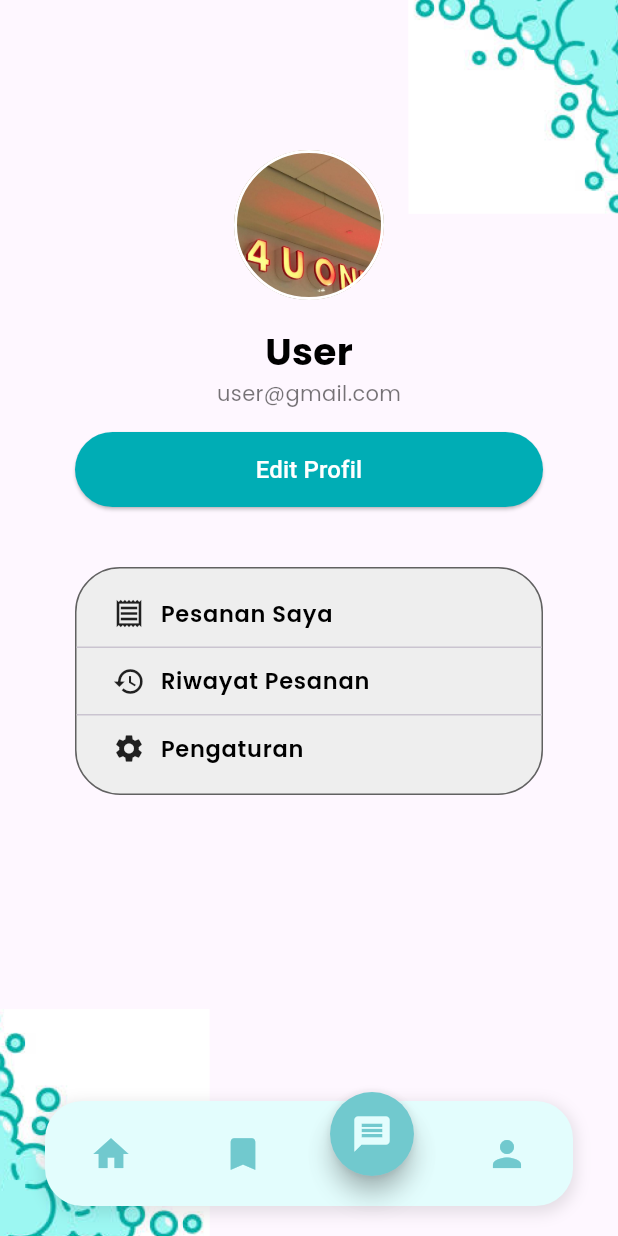
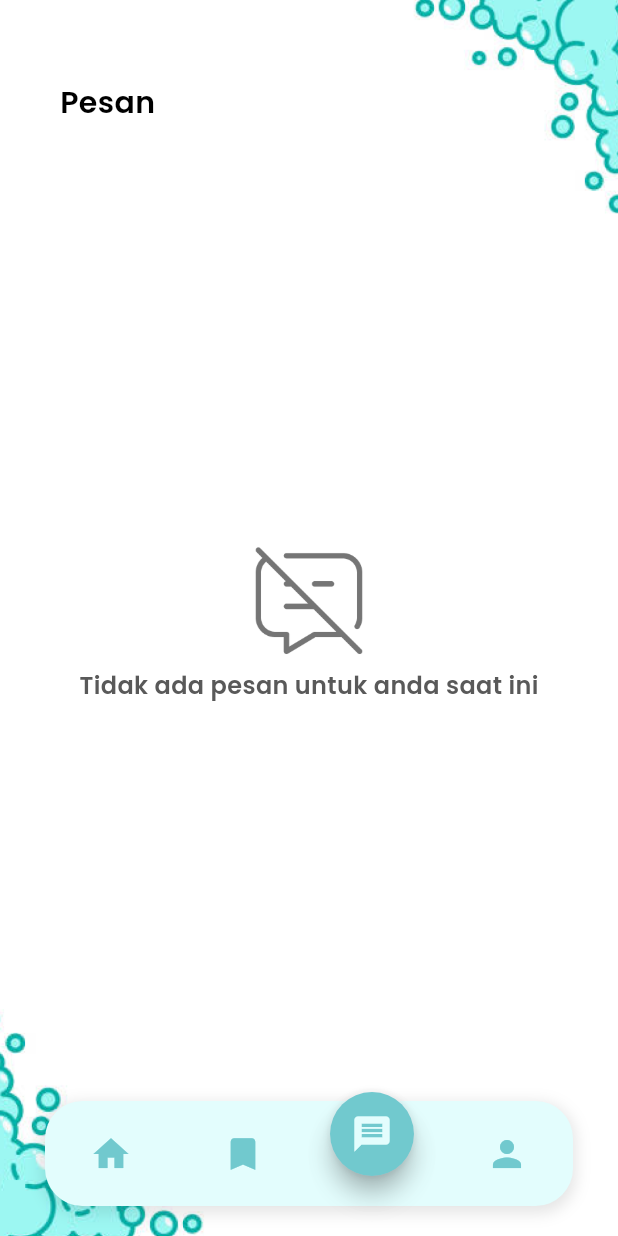
Before and after one commit to ItsREALKane/laundryku, a Flutter app: the BottomNavBarPage screen opened by its route, item 3 of the bottom bar chosen, on a phone screen of 412 x 824 dp. Run offline on Flutter 3.47's test engine with Material 3 defaults, Android fonts, the phone set to English and light mode, and no system bars; our stand-ins replace carousel_slider, get, google_fonts, smooth_page_indicator; network calls fail.

Commit message:
Feat:[WF] pesan-binding-controller

```diff
--- a/lib/home/bindings/home_binding.dart
+++ b/lib/home/bindings/home_binding.dart
@@ -1,10 +1,11 @@
 import 'package:get/get.dart';
-import 'package:laundryku/login/controller/login_controller.dart';
+import 'package:laundryku/home/controller/home_controller.dart';
+
 
 class HomeBinding extends Bindings {
   @override
   void dependencies() {
     // deklarasi controller login here
-    Get.put(LoginController());
+    Get.put(HomeController());
   }
 }
--- a/lib/navbar/bottom_nav_bar_page.dart
+++ b/lib/navbar/bottom_nav_bar_page.dart
@@ -3,6 +3,7 @@ import 'package:get/get.dart';
 import 'package:laundryku/favorite/pages/Favorite_page.dart';
 import 'package:laundryku/home/pages/home_page.dart';
 import 'package:laundryku/navbar/bottom_nav_controller.dart';
+import 'package:laundryku/pesan/pages/pesan_page.dart';
 import 'package:laundryku/profile/pages/profile_page.dart';
 
 class BottomNavBarPage extends StatefulWidget {
@@ -18,6 +19,7 @@ class _NavbarPageState extends State<BottomNavBarPage> {
   final List<Widget> _menus = [
     HomePage(),
     FavoritePage(),
+    PesanPage(),
     ProfilePage(),
   ];
 
--- /dev/null
+++ b/lib/pesan/bindings/pesan_binding.dart
@@ -0,0 +1,10 @@
+import 'package:get/get.dart';
+import 'package:laundryku/pesan/controllers/pesan_controller.dart';
+
+class PesanBinding extends Bindings {
+  @override
+  void dependencies() {
+    // deklarasi controller  here
+    Get.put(PesanController());
+  }
+}
--- /dev/null
+++ b/lib/pesan/controllers/pesan_controller.dart
@@ -0,0 +1,6 @@
+import 'package:get/get.dart';
+
+class PesanController extends GetxController {
+
+
+}
--- /dev/null
+++ b/lib/pesan/pages/pesan_page.dart
@@ -0,0 +1,63 @@
+import 'package:flutter/material.dart';
+import 'package:laundryku/widget/my_text.dart';
+
+class PesanPage extends StatelessWidget {
+  @override
+  Widget build(BuildContext context) {
+    return Scaffold(
+      backgroundColor: Colors.white,
+      body: Stack(
+        children: [
+          Positioned(
+            bottom: 0,
+            left: 0,
+            child: Image.asset(
+              'assets/image/busa.png',
+              width: 140,
+            ),
+          ),
+          Positioned(
+            top: 0,
+            right: 0,
+            child: Image.asset(
+              'assets/image/busa2.png',
+              width: 140,
+            ),
+          ),
+          Padding(
+            padding: const EdgeInsets.symmetric(horizontal: 40, vertical: 24),
+            child: Column(
+              crossAxisAlignment: CrossAxisAlignment.start,
+              children: [
+                SizedBox(height: 30),
+                MyText(
+                  text: "Pesan",
+                  fontSize: 20,
+                  fontWeight: FontWeight.w600,
+                  color: Color(0xFF000000),
+                ),
+              ],
+            ),
+          ),
+          Center(
+            child: Column(
+              mainAxisAlignment: MainAxisAlignment.center,
+              children: [
+                Image.asset(
+                  'assets/image/tidakadapesan.png',
+                  width: 90,
+                ),
+                MyText(
+                  text: "Tidak ada pesan untuk anda saat ini",
+                  fontSize: 16,
+                  fontWeight: FontWeight.w600,
+                  color: Color(0xFF595959),
+                ),
+              ],
+            ),
+          ),
+        ],
+      ),
+    );
+  }
+}
--- a/lib/route/myapproute.dart
+++ b/lib/route/myapproute.dart
@@ -7,6 +7,8 @@ import 'package:laundryku/login/bindings/login_binding.dart';
 import 'package:laundryku/login/pages/login_page.dart';
 import 'package:laundryku/navbar/bottom_nav_bar_page.dart';
 import 'package:laundryku/navbar/navbar_binding.dart';
+import 'package:laundryku/pesan/bindings/pesan_binding.dart';
+import 'package:laundryku/pesan/pages/pesan_page.dart';
 import 'package:laundryku/profile/bindings/profile_binding.dart';
 import 'package:laundryku/profile/pages/edit_page.dart';
 import 'package:laundryku/profile/pages/profile_page.dart';
@@ -22,6 +24,7 @@ class MyappRoute {
   static const navbar = '/navbar';
   static const homePage = '/home';
   static const favoritePage = '/favorite';
+  static const pesanPage = '/pesan';
   static const profilePage = '/profile';
   static const settingProfilePage = '/settingProfile';
   static const editProfilePage = '/editProfile';
@@ -59,6 +62,12 @@ class MyappRoute {
         transition: Transition.fade,
         transitionDuration: Duration(milliseconds: 450)),
     GetPage(
+        name: MyappRoute.pesanPage,
+        page: () => PesanPage(),
+        binding: PesanBinding(),
+        transition: Transition.fade,
+        transitionDuration: Duration(milliseconds: 450)),
+    GetPage(
         name: MyappRoute.profilePage,
         page: () => ProfilePage(),
         binding: ProfileBinding(),
--- a/pubspec.yaml
+++ b/pubspec.yaml
@@ -73,6 +73,7 @@ flutter:
     - assets/image/google.png
     - assets/image/coba.jpeg
     - assets/image/laundrydeterjen.png
+    - assets/image/tidakadapesan.png
   #   - images/a_dot_ham.jpeg
 
   # An image asset can refer to one or more resolution-specific "variants", see
```
Also changed, not shown: assets/image/tidakadapesan.png (added), 4 other files.
